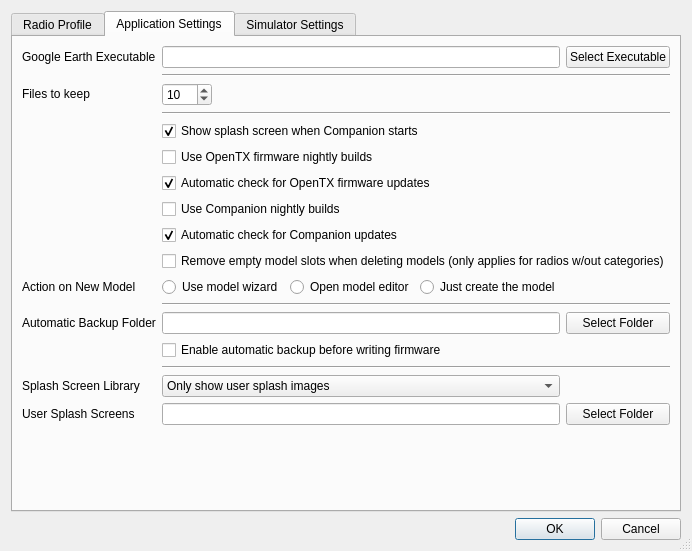
This is companion/src/apppreferencesdialog.ui in opentx/opentx as Qt 5 draws it before an edit. The edited form follows.
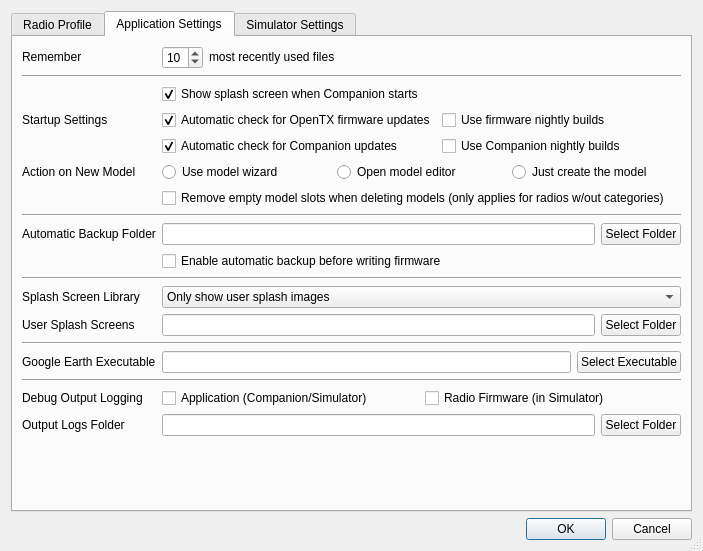
This is the edited form. The open tabs and pages were chosen to show the change.

Commit message: [AppPreferencesDialog] Add UI for appDebugLog, fwTraceLog, & appLogsDir settings; Clean up layout on application prefs. tab, move and re-label a couple items.

What changed in the file:
```diff
--- a/companion/src/apppreferencesdialog.ui
+++ b/companion/src/apppreferencesdialog.ui
@@ -6,8 +6,8 @@
    <rect>
     <x>0</x>
     <y>0</y>
-    <width>623</width>
-    <height>537</height>
+    <width>703</width>
+    <height>534</height>
    </rect>
   </property>
   <property name="sizePolicy">
@@ -26,9 +26,6 @@
    <bool>true</bool>
   </property>
   <layout class="QGridLayout" name="gridLayout">
-   <property name="spacing">
-    <number>6</number>
-   </property>
    <item row="1" column="0">
     <widget class="QDialogButtonBox" name="buttonBox">
      <property name="orientation">
@@ -763,21 +760,45 @@
       <attribute name="title">
        <string>Application Settings</string>
       </attribute>
+      <layout class="QVBoxLayout" name="verticalLayout">
+       <item>
       <layout class="QGridLayout" name="gridLayout_3">
-       <item row="14" column="0">
-        <widget class="QLabel" name="label_17">
-         <property name="sizePolicy">
-          <sizepolicy hsizetype="Maximum" vsizetype="Fixed">
-           <horstretch>0</horstretch>
-           <verstretch>0</verstretch>
-          </sizepolicy>
+         <property name="spacing">
+          <number>6</number>
          </property>
+         <item row="7" column="1">
+          <layout class="QGridLayout" name="gridLayout_6">
+           <item row="1" column="1">
+            <widget class="QCheckBox" name="useCompanionNightlyBuilds">
          <property name="text">
-          <string>Automatic Backup Folder</string>
-         </property>
-        </widget>
-       </item>
-       <item row="10" column="1" colspan="3">
+              <string>Use Companion nightly builds</string>
+             </property>
+             <property name="checked">
+              <bool>false</bool>
+             </property>
+            </widget>
+           </item>
+           <item row="0" column="1">
+            <widget class="QCheckBox" name="useFirmwareNightlyBuilds">
+             <property name="text">
+              <string>Use firmware nightly builds</string>
+             </property>
+             <property name="checked">
+              <bool>false</bool>
+             </property>
+            </widget>
+           </item>
+           <item row="0" column="0">
+            <widget class="QCheckBox" name="autoCheckFirmware">
+             <property name="text">
+              <string>Automatic check for OpenTX firmware updates</string>
+             </property>
+             <property name="checked">
+              <bool>true</bool>
+             </property>
+            </widget>
+           </item>
+           <item row="1" column="0">
         <widget class="QCheckBox" name="autoCheckCompanion">
          <property name="text">
           <string>Automatic check for Companion updates</string>
@@ -787,17 +808,14 @@
          </property>
         </widget>
        </item>
-       <item row="4" column="1" colspan="3">
-        <widget class="QCheckBox" name="showSplash">
-         <property name="text">
-          <string>Show splash screen when Companion starts</string>
-         </property>
-         <property name="checked">
-          <bool>true</bool>
-         </property>
-        </widget>
-       </item>
-       <item row="2" column="1">
+          </layout>
+         </item>
+         <item row="3" column="1">
+          <layout class="QHBoxLayout" name="horizontalLayout_10" stretch="0,1">
+           <property name="spacing">
+            <number>6</number>
+           </property>
+           <item>
         <widget class="QSpinBox" name="historySize">
          <property name="sizePolicy">
           <sizepolicy hsizetype="Maximum" vsizetype="Fixed">
@@ -805,12 +823,6 @@
            <verstretch>0</verstretch>
           </sizepolicy>
          </property>
-         <property name="maximumSize">
-          <size>
-           <width>50</width>
-           <height>16777215</height>
-          </size>
-         </property>
          <property name="maximum">
           <number>50</number>
          </property>
@@ -819,120 +831,35 @@
          </property>
         </widget>
        </item>
-       <item row="6" column="1">
-        <widget class="QCheckBox" name="useFirmwareNightlyBuilds">
-         <property name="text">
-          <string>Use OpenTX firmware nightly builds</string>
-         </property>
-         <property name="checked">
-          <bool>false</bool>
-         </property>
-        </widget>
-       </item>
-       <item row="14" column="1">
-        <widget class="QLineEdit" name="backupPath">
-         <property name="minimumSize">
-          <size>
-           <width>350</width>
-           <height>0</height>
-          </size>
-         </property>
-         <property name="readOnly">
-          <bool>false</bool>
-         </property>
-        </widget>
-       </item>
-       <item row="17" column="1">
-        <widget class="QComboBox" name="splashincludeCB">
-         <property name="sizePolicy">
-          <sizepolicy hsizetype="Expanding" vsizetype="Fixed">
-           <horstretch>0</horstretch>
-           <verstretch>0</verstretch>
-          </sizepolicy>
-         </property>
          <item>
-          <property name="text">
-           <string>Only show user splash images</string>
-          </property>
-         </item>
-         <item>
-          <property name="text">
-           <string>Show user and companion splash images</string>
-          </property>
-         </item>
-        </widget>
-       </item>
-       <item row="1" column="1" colspan="3">
-        <widget class="Line" name="line_4">
-         <property name="orientation">
-          <enum>Qt::Horizontal</enum>
-         </property>
-        </widget>
-       </item>
-       <item row="2" column="0">
-        <widget class="QLabel" name="label_5">
+            <widget class="QLabel" name="label_15">
          <property name="sizePolicy">
-          <sizepolicy hsizetype="Maximum" vsizetype="Fixed">
+              <sizepolicy hsizetype="Preferred" vsizetype="Fixed">
            <horstretch>0</horstretch>
            <verstretch>0</verstretch>
           </sizepolicy>
          </property>
          <property name="text">
-          <string>Files to keep</string>
+              <string>most recently used files</string>
          </property>
         </widget>
        </item>
-       <item row="3" column="1" colspan="3">
-        <widget class="Line" name="line">
-         <property name="orientation">
-          <enum>Qt::Horizontal</enum>
-         </property>
-        </widget>
-       </item>
-       <item row="13" column="1" colspan="3">
-        <widget class="Line" name="line_2">
-         <property name="orientation">
-          <enum>Qt::Horizontal</enum>
-         </property>
-        </widget>
-       </item>
-       <item row="8" column="1" colspan="3">
-        <widget class="QCheckBox" name="autoCheckFirmware">
-         <property name="text">
-          <string>Automatic check for OpenTX firmware updates</string>
-         </property>
-         <property name="checked">
-          <bool>true</bool>
-         </property>
-        </widget>
-       </item>
-       <item row="14" column="2" colspan="2">
-        <widget class="QPushButton" name="backupPathButton">
+          </layout>
+         </item>
+         <item row="6" column="0" rowspan="2">
+          <widget class="QLabel" name="label_16">
          <property name="sizePolicy">
-          <sizepolicy hsizetype="Minimum" vsizetype="Fixed">
-           <horstretch>0</horstretch>
-           <verstretch>0</verstretch>
-          </sizepolicy>
-         </property>
-         <property name="text">
-          <string>Select Folder</string>
-         </property>
-        </widget>
-       </item>
-       <item row="17" column="0">
-        <widget class="QLabel" name="label_10">
-         <property name="sizePolicy">
           <sizepolicy hsizetype="Maximum" vsizetype="Fixed">
            <horstretch>0</horstretch>
            <verstretch>0</verstretch>
           </sizepolicy>
          </property>
          <property name="text">
-          <string>Splash Screen Library</string>
+            <string>Startup Settings</string>
          </property>
         </widget>
        </item>
-       <item row="0" column="0">
+         <item row="20" column="0">
         <widget class="QLabel" name="ge_label">
          <property name="sizePolicy">
           <sizepolicy hsizetype="Maximum" vsizetype="Fixed">
@@ -945,33 +872,76 @@
          </property>
         </widget>
        </item>
-       <item row="20" column="1">
-        <spacer name="verticalSpacer_2">
+         <item row="12" column="0">
+          <widget class="QLabel" name="label_17">
+           <property name="sizePolicy">
+            <sizepolicy hsizetype="Maximum" vsizetype="Fixed">
+             <horstretch>0</horstretch>
+             <verstretch>0</verstretch>
+            </sizepolicy>
+           </property>
+           <property name="text">
+            <string>Automatic Backup Folder</string>
+           </property>
+          </widget>
+         </item>
+         <item row="10" column="0" rowspan="2" colspan="2">
+          <widget class="Line" name="line_2">
          <property name="orientation">
-          <enum>Qt::Vertical</enum>
-         </property>
-         <property name="sizeHint" stdset="0">
-          <size>
-           <width>20</width>
-           <height>5</height>
-          </size>
-         </property>
-        </spacer>
-       </item>
-       <item row="15" column="1" colspan="3">
-        <widget class="QCheckBox" name="backupEnable">
+            <enum>Qt::Horizontal</enum>
+           </property>
+          </widget>
+         </item>
+         <item row="3" column="0">
+          <widget class="QLabel" name="label_5">
+           <property name="sizePolicy">
+            <sizepolicy hsizetype="Maximum" vsizetype="Fixed">
+             <horstretch>0</horstretch>
+             <verstretch>0</verstretch>
+            </sizepolicy>
+           </property>
+           <property name="text">
+            <string>Remember</string>
+           </property>
+          </widget>
+         </item>
+         <item row="6" column="1">
+          <widget class="QCheckBox" name="showSplash">
+           <property name="text">
+            <string>Show splash screen when Companion starts</string>
+           </property>
+           <property name="checked">
+            <bool>true</bool>
+           </property>
+          </widget>
+         </item>
+         <item row="12" column="1">
+          <layout class="QHBoxLayout" name="horizontalLayout_8">
+           <item>
+            <widget class="QLineEdit" name="backupPath">
+             <property name="readOnly">
+              <bool>false</bool>
+             </property>
+            </widget>
+           </item>
+           <item>
+            <widget class="QPushButton" name="backupPathButton">
          <property name="sizePolicy">
-          <sizepolicy hsizetype="Preferred" vsizetype="Fixed">
+              <sizepolicy hsizetype="Minimum" vsizetype="Fixed">
            <horstretch>0</horstretch>
            <verstretch>0</verstretch>
           </sizepolicy>
          </property>
          <property name="text">
-          <string>Enable automatic backup before writing firmware</string>
+              <string>Select Folder</string>
          </property>
         </widget>
        </item>
-       <item row="18" column="1">
+          </layout>
+         </item>
+         <item row="17" column="1">
+          <layout class="QHBoxLayout" name="horizontalLayout_7">
+           <item>
         <widget class="QLineEdit" name="libraryPath">
          <property name="enabled">
           <bool>true</bool>
@@ -981,63 +951,7 @@
          </property>
         </widget>
        </item>
-       <item row="16" column="1" colspan="3">
-        <widget class="Line" name="line_5">
-         <property name="orientation">
-          <enum>Qt::Horizontal</enum>
-         </property>
-        </widget>
-       </item>
-       <item row="18" column="0">
-        <widget class="QLabel" name="label_9">
-         <property name="sizePolicy">
-          <sizepolicy hsizetype="Maximum" vsizetype="Fixed">
-           <horstretch>0</horstretch>
-           <verstretch>0</verstretch>
-          </sizepolicy>
-         </property>
-         <property name="text">
-          <string>User Splash Screens</string>
-         </property>
-        </widget>
-       </item>
-       <item row="9" column="1">
-        <widget class="QCheckBox" name="useCompanionNightlyBuilds">
-         <property name="text">
-          <string>Use Companion nightly builds</string>
-         </property>
-         <property name="checked">
-          <bool>false</bool>
-         </property>
-        </widget>
-       </item>
-       <item row="0" column="1">
-        <widget class="QLineEdit" name="ge_lineedit">
-         <property name="minimumSize">
-          <size>
-           <width>350</width>
-           <height>0</height>
-          </size>
-         </property>
-         <property name="readOnly">
-          <bool>true</bool>
-         </property>
-        </widget>
-       </item>
-       <item row="0" column="2" colspan="2">
-        <widget class="QPushButton" name="ge_pathButton">
-         <property name="sizePolicy">
-          <sizepolicy hsizetype="Minimum" vsizetype="Fixed">
-           <horstretch>0</horstretch>
-           <verstretch>0</verstretch>
-          </sizepolicy>
-         </property>
-         <property name="text">
-          <string>Select Executable</string>
-         </property>
-        </widget>
-       </item>
-       <item row="18" column="2" colspan="2">
+           <item>
         <widget class="QPushButton" name="libraryPathButton">
          <property name="sizePolicy">
           <sizepolicy hsizetype="Minimum" vsizetype="Fixed">
@@ -1050,8 +964,10 @@
          </property>
         </widget>
        </item>
-       <item row="12" column="0">
-        <widget class="QLabel" name="label_8">
+          </layout>
+         </item>
+         <item row="23" column="0">
+          <widget class="QLabel" name="lbl_appLogsDir">
          <property name="sizePolicy">
           <sizepolicy hsizetype="Maximum" vsizetype="Fixed">
            <horstretch>0</horstretch>
@@ -1059,11 +975,18 @@
           </sizepolicy>
          </property>
          <property name="text">
-          <string>Action on New Model</string>
+            <string>Output Logs Folder</string>
          </property>
         </widget>
        </item>
-       <item row="11" column="1" colspan="3">
+         <item row="4" column="0" rowspan="2" colspan="2">
+          <widget class="Line" name="line">
+           <property name="orientation">
+            <enum>Qt::Horizontal</enum>
+           </property>
+          </widget>
+         </item>
+         <item row="9" column="1">
         <widget class="QCheckBox" name="opt_removeBlankSlots">
          <property name="toolTip">
           <string>&lt;html&gt;&lt;head/&gt;&lt;body&gt;&lt;p&gt;This option  maintains the behaviour from older OpenTx versions where empty model slots are preserved when a model is deleted or moved. &lt;/p&gt;&lt;p&gt;When this option is de-selected, the other models may be re-arranged to fill the gap left by the removed  model.&lt;/p&gt;&lt;/body&gt;&lt;/html&gt;</string>
@@ -1073,7 +996,7 @@
          </property>
         </widget>
        </item>
-       <item row="12" column="1">
+         <item row="8" column="1">
         <layout class="QHBoxLayout" name="horizontalLayout_2">
          <item>
           <widget class="QRadioButton" name="opt_newMdl_useWizard">
@@ -1107,6 +1030,196 @@
          </item>
         </layout>
        </item>
+         <item row="13" column="1">
+          <widget class="QCheckBox" name="backupEnable">
+           <property name="sizePolicy">
+            <sizepolicy hsizetype="Preferred" vsizetype="Fixed">
+             <horstretch>0</horstretch>
+             <verstretch>0</verstretch>
+            </sizepolicy>
+           </property>
+           <property name="text">
+            <string>Enable automatic backup before writing firmware</string>
+           </property>
+          </widget>
+         </item>
+         <item row="22" column="0">
+          <widget class="QLabel" name="label_12">
+           <property name="sizePolicy">
+            <sizepolicy hsizetype="Maximum" vsizetype="Fixed">
+             <horstretch>0</horstretch>
+             <verstretch>0</verstretch>
+            </sizepolicy>
+           </property>
+           <property name="text">
+            <string>Debug Output Logging</string>
+           </property>
+          </widget>
+         </item>
+         <item row="18" column="0" rowspan="2" colspan="2">
+          <widget class="Line" name="line_7">
+           <property name="orientation">
+            <enum>Qt::Horizontal</enum>
+           </property>
+          </widget>
+         </item>
+         <item row="16" column="1">
+          <widget class="QComboBox" name="splashincludeCB">
+           <property name="sizePolicy">
+            <sizepolicy hsizetype="Expanding" vsizetype="Fixed">
+             <horstretch>0</horstretch>
+             <verstretch>0</verstretch>
+            </sizepolicy>
+           </property>
+           <item>
+            <property name="text">
+             <string>Only show user splash images</string>
+            </property>
+           </item>
+           <item>
+            <property name="text">
+             <string>Show user and companion splash images</string>
+            </property>
+           </item>
+          </widget>
+         </item>
+         <item row="14" column="0" rowspan="2" colspan="2">
+          <widget class="Line" name="line_5">
+           <property name="orientation">
+            <enum>Qt::Horizontal</enum>
+           </property>
+          </widget>
+         </item>
+         <item row="20" column="1">
+          <layout class="QHBoxLayout" name="horizontalLayout_9">
+           <item>
+            <widget class="QLineEdit" name="ge_lineedit">
+             <property name="readOnly">
+              <bool>true</bool>
+             </property>
+            </widget>
+           </item>
+           <item>
+            <widget class="QPushButton" name="ge_pathButton">
+             <property name="sizePolicy">
+              <sizepolicy hsizetype="Minimum" vsizetype="Fixed">
+               <horstretch>0</horstretch>
+               <verstretch>0</verstretch>
+              </sizepolicy>
+             </property>
+             <property name="text">
+              <string>Select Executable</string>
+             </property>
+            </widget>
+           </item>
+          </layout>
+         </item>
+         <item row="23" column="1">
+          <layout class="QHBoxLayout" name="horizontalLayout_4">
+           <item>
+            <widget class="QLineEdit" name="appLogsDir">
+             <property name="enabled">
+              <bool>true</bool>
+             </property>
+             <property name="readOnly">
+              <bool>false</bool>
+             </property>
+            </widget>
+           </item>
+           <item>
+            <widget class="QPushButton" name="btn_appLogsDir">
+             <property name="text">
+              <string>Select Folder</string>
+             </property>
+            </widget>
+           </item>
+          </layout>
+         </item>
+         <item row="22" column="1">
+          <layout class="QHBoxLayout" name="horizontalLayout_3">
+           <item>
+            <widget class="QCheckBox" name="opt_appDebugLog">
+             <property name="toolTip">
+              <string>&lt;html&gt;&lt;head/&gt;&lt;body&gt;&lt;p&gt;Keep a log of all debugging messages generated by the desktop Companion/Simulator applications. An OpenTX developer may request this to help diagnose an issue.&lt;/p&gt;&lt;/body&gt;&lt;/html&gt;</string>
+             </property>
+             <property name="text">
+              <string>Application (Companion/Simulator)</string>
+             </property>
+            </widget>
+           </item>
+           <item>
+            <widget class="QCheckBox" name="opt_fwTraceLog">
+             <property name="toolTip">
+              <string>&lt;html&gt;&lt;head/&gt;&lt;body&gt;&lt;p&gt;Keep a log of all messages generated by the radio firmware when running in Simulator. This is the same information one would also see in the Simulator &lt;span style=&quot; font-style:italic;&quot;&gt;Debug Output&lt;/span&gt; window.&lt;/p&gt;&lt;/body&gt;&lt;/html&gt;</string>
+             </property>
+             <property name="text">
+              <string>Radio Firmware (in Simulator)</string>
+             </property>
+            </widget>
+           </item>
+          </layout>
+         </item>
+         <item row="16" column="0">
+          <widget class="QLabel" name="label_10">
+           <property name="sizePolicy">
+            <sizepolicy hsizetype="Maximum" vsizetype="Fixed">
+             <horstretch>0</horstretch>
+             <verstretch>0</verstretch>
+            </sizepolicy>
+           </property>
+           <property name="text">
+            <string>Splash Screen Library</string>
+           </property>
+          </widget>
+         </item>
+         <item row="17" column="0">
+          <widget class="QLabel" name="label_9">
+           <property name="sizePolicy">
+            <sizepolicy hsizetype="Maximum" vsizetype="Fixed">
+             <horstretch>0</horstretch>
+             <verstretch>0</verstretch>
+            </sizepolicy>
+           </property>
+           <property name="text">
+            <string>User Splash Screens</string>
+           </property>
+          </widget>
+         </item>
+         <item row="8" column="0">
+          <widget class="QLabel" name="label_8">
+           <property name="sizePolicy">
+            <sizepolicy hsizetype="Maximum" vsizetype="Fixed">
+             <horstretch>0</horstretch>
+             <verstretch>0</verstretch>
+            </sizepolicy>
+           </property>
+           <property name="text">
+            <string>Action on New Model</string>
+           </property>
+          </widget>
+         </item>
+         <item row="21" column="0" colspan="2">
+          <widget class="Line" name="line_4">
+           <property name="orientation">
+            <enum>Qt::Horizontal</enum>
+           </property>
+          </widget>
+         </item>
+        </layout>
+       </item>
+       <item>
+        <spacer name="verticalSpacer_2">
+         <property name="orientation">
+          <enum>Qt::Vertical</enum>
+         </property>
+         <property name="sizeHint" stdset="0">
+          <size>
+           <width>20</width>
+           <height>5</height>
+          </size>
+         </property>
+        </spacer>
+       </item>
       </layout>
      </widget>
      <widget class="QWidget" name="simulatorTab">
```
Left out of the diff: 13 changed lines with no effect on the pictures. Lines whose indentation alone changed are shown as unchanged. The commit also changes 2 other files.
